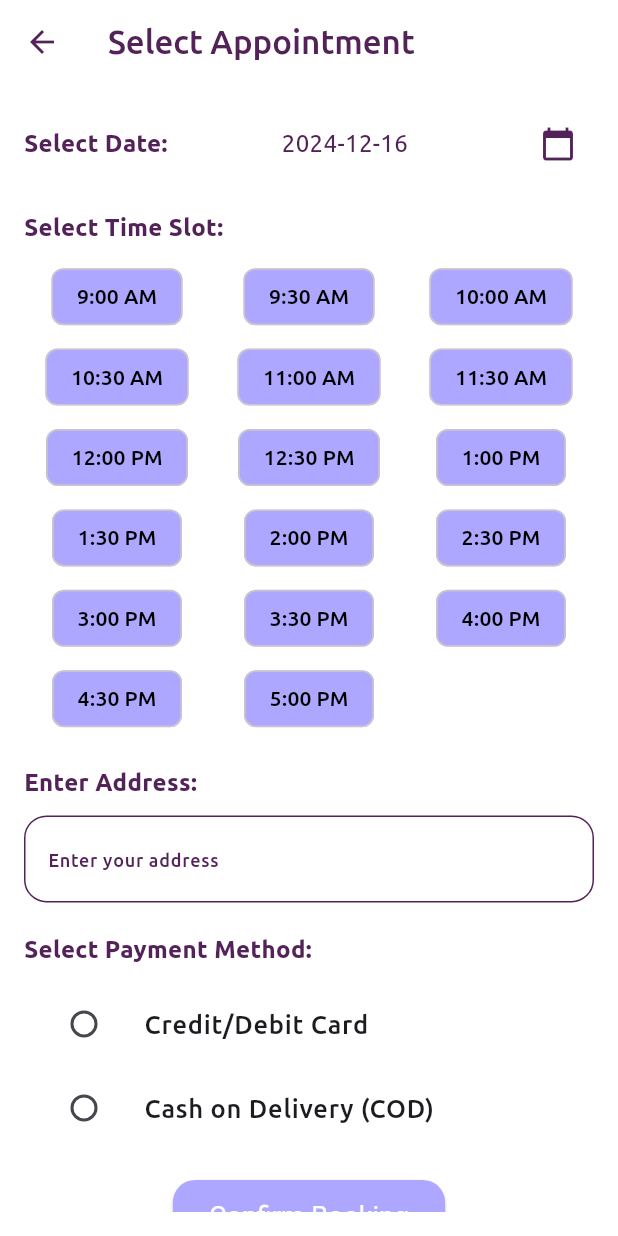
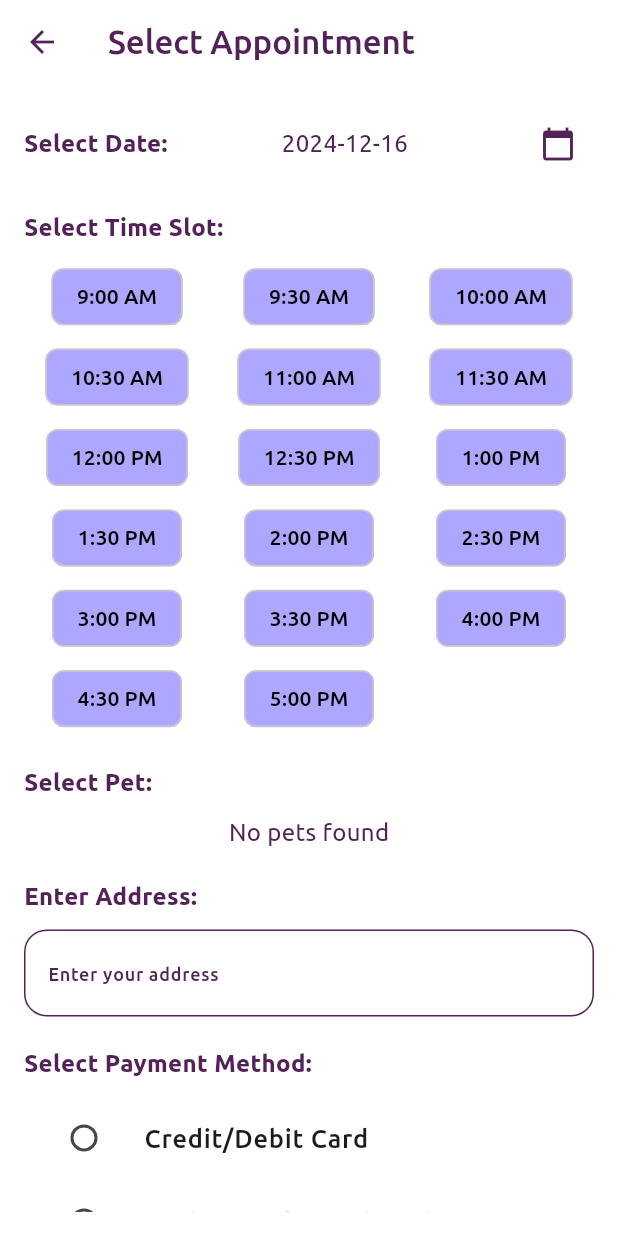
Before and after one commit to laibaahmar/pet_care_companions1, a Flutter app: the AppointmentSelectionScreen screen opened directly with empty values, on a phone screen of 412 x 824 dp. Run offline on Flutter 3.47's test engine with Material 3 defaults, Android fonts, the phone set to English and light mode, and no system bars; our stand-ins replace cached_network_image, cloud_firestore, connectivity_plus, dio, firebase_auth, firebase_core and 10 more; missing offline and left inert: flutter_stripe; accounts and stored records are empty; project files that could hold a hidden picture were left out.

Commit message:
pet added in appointment screen

```diff
--- a/lib/features/home/appointment/appointment_service.dart
+++ b/lib/features/home/appointment/appointment_service.dart
@@ -4,8 +4,10 @@ import 'package:flutter/material.dart';
 import 'package:pet/constants/colors.dart';
 import 'package:pet/constants/constants.dart';
 import 'package:pet/features/home/home.dart';
-
+import 'package:get/get.dart';
 import '../../payment/service.dart';
+import '../../pets/controller/pet_controller.dart';
+import '../../pets/model/pet_model.dart';
 
 class AppointmentSelectionScreen extends StatefulWidget {
   final String userName;
@@ -33,6 +35,9 @@ class _AppointmentSelectionScreenState
   String selectedSlot = '';
   String address = ''; // Variable to store the entered address
   String selectedPaymentMethod = ''; // To store the selected payment method
+  String? selectedPetId; // Store the selected pet's ID
+  Pet? selectedPet; // Store the selected pet object
+
   List<String> timeSlots = [
     '9:00 AM', '9:30 AM', '10:00 AM', '10:30 AM',
     '11:00 AM', '11:30 AM', '12:00 PM', '12:30 PM',
@@ -40,6 +45,16 @@ class _AppointmentSelectionScreenState
     '3:00 PM', '3:30 PM', '4:00 PM', '4:30 PM',
     '5:00 PM'
   ];
+
+  final userId = FirebaseAuth.instance.currentUser?.uid;
+  final PetController petController = Get.put(PetController());
+
+  // Fetch the pets for the current user
+  @override
+  void initState() {
+    super.initState();
+    petController.fetchPets(userId ?? "");
+  }
 
   // Function to select the date
   Future<void> _selectDate(BuildContext context) async {
@@ -67,15 +82,8 @@ class _AppointmentSelectionScreenState
     return selectedSlot.isNotEmpty &&
         selectedDate != null &&
         address.isNotEmpty &&
-        selectedPaymentMethod.isNotEmpty;
-  }
-
-  // Navigate to home screen after successful booking
-  void _navigateToHome() {
-    Navigator.push(
-      context,
-      MaterialPageRoute(builder: (context) => Home()),
-    );
+        selectedPaymentMethod.isNotEmpty &&
+        selectedPetId != null;
   }
 
   // Function to handle the booking flow with payment
@@ -101,12 +109,14 @@ class _AppointmentSelectionScreenState
               'userEmail': currentUserEmail,
               'address': address,
               'paymentMethod': selectedPaymentMethod,
+              'petId': selectedPetId, // Include the selected pet
+              'petName': selectedPet?.name, // Include the selected pet's name
             });
 
             ScaffoldMessenger.of(context).showSnackBar(
               SnackBar(content: Text('Appointment booked successfully!')),
             );
-            _navigateToHome();  // Navigate to home after booking
+            Get.back();  // Navigate to home after booking
           } else {
             // Payment failed, show error message
             ScaffoldMessenger.of(context).showSnackBar(
@@ -134,13 +144,15 @@ class _AppointmentSelectionScreenState
             'userEmail': currentUserEmail,
             'address': address,
             'paymentMethod': selectedPaymentMethod,
+            'petId': selectedPetId, // Include the selected pet
+            'petName': selectedPet?.name, // Include the selected pet's name
           });
 
           print("Appointment successfully booked!");
           ScaffoldMessenger.of(context).showSnackBar(
             SnackBar(content: Text('Appointment booked successfully!')),
           );
-          _navigateToHome();  // Navigate to home after booking
+          Get.back();  // Navigate to home after booking
         } catch (e) {
           print("Error booking appointment: $e");
           ScaffoldMessenger.of(context).showSnackBar(
@@ -151,7 +163,7 @@ class _AppointmentSelectionScreenState
     } else {
       ScaffoldMessenger.of(context).showSnackBar(
         SnackBar(
-          content: Text('Please select a valid date, time, address, and payment method'),
+          content: Text('Please select a valid date, time, address, pet, and payment method'),
         ),
       );
     }
@@ -225,6 +237,39 @@ class _AppointmentSelectionScreenState
                   );
                 },
               ),
+              SizedBox(height: 20),
+
+              // Select Pet Dropdown
+              Text(
+                "Select Pet:",
+                style: TextStyle(fontSize: 16, fontWeight: FontWeight.bold),
+              ),
+              SizedBox(height: 10),
+              Obx(() {
+                // Fetch pets from the PetController
+                var pets = petController.pets;
+
+                if (pets.isEmpty) {
+                  return Center(child: Text("No pets found"));
+                }
+
+                return DropdownButton<String>(
+                  hint: Text("Select your pet"),
+                  value: selectedPetId,
+                  onChanged: (String? newPetId) {
+                    setState(() {
+                      selectedPetId = newPetId;
+                      selectedPet = pets.firstWhere((pet) => pet.id == newPetId);
+                    });
+                  },
+                  items: pets.map<DropdownMenuItem<String>>((Pet pet) {
+                    return DropdownMenuItem<String>(
+                      value: pet.id,
+                      child: Text(pet.name),
+                    );
+                  }).toList(),
+                );
+              }),
               SizedBox(height: 20),
 
               // Address Input Field
--- a/lib/features/home/appointment/descriptionscreen.dart
+++ b/lib/features/home/appointment/descriptionscreen.dart
@@ -1,17 +1,11 @@
-
-import 'package:cloud_firestore/cloud_firestore.dart';
-import 'package:firebase_auth/firebase_auth.dart';
 import 'package:flutter/material.dart';
 import 'package:pet/common/widgets/circular_image/circular_image.dart';
 import 'package:pet/constants/colors.dart';
 import 'package:pet/constants/constants.dart';
-import 'package:pet/constants/text.dart';
 import 'package:pet/features/provider/controller/service_controller.dart';
 import 'package:get/get.dart';
-
 import '../../../constants/images.dart';
 import 'appointment_service.dart';
-import '../home.dart';
 
 class BookingScreen extends StatelessWidget {
 final String name;
```
